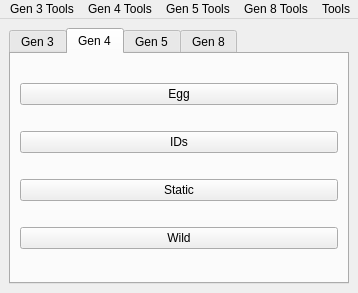
This is Source/Form/MainWindow.ui in Admiral-Fish/PokeFinder as Qt 5 draws it before an edit. The edited form follows.
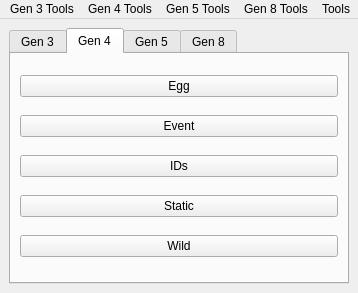
This is the edited form. The open tabs and pages were chosen to show the change. Icons and pictures are not drawn.

Commit message: Gen4 Events (Wondercard IVs) (#297)

Diff of the .ui file:
```diff
--- a/Source/Form/MainWindow.ui
+++ b/Source/Form/MainWindow.ui
@@ -66,13 +66,13 @@
        </attribute>
        <layout class="QGridLayout" name="gridLayout_3">
         <item row="2" column="0">
-         <widget class="QPushButton" name="pushButtonStatic4">
+         <widget class="QPushButton" name="pushButtonIDs4">
           <property name="text">
-           <string>Static</string>
+           <string>IDs</string>
           </property>
          </widget>
         </item>
-        <item row="3" column="0">
+        <item row="4" column="0">
          <widget class="QPushButton" name="pushButtonWild4">
           <property name="text">
            <string>Wild</string>
@@ -86,10 +86,17 @@
           </property>
          </widget>
         </item>
+        <item row="3" column="0">
+         <widget class="QPushButton" name="pushButtonStatic4">
+          <property name="text">
+           <string>Static</string>
+          </property>
+         </widget>
+        </item>
         <item row="1" column="0">
-         <widget class="QPushButton" name="pushButtonIDs4">
+         <widget class="QPushButton" name="pushButtonEvent4">
           <property name="text">
-           <string>IDs</string>
+           <string>Event</string>
           </property>
          </widget>
         </item>
```
Left out of the diff: 1 changed line with no effect on the pictures. The commit also changes 14 other files.
